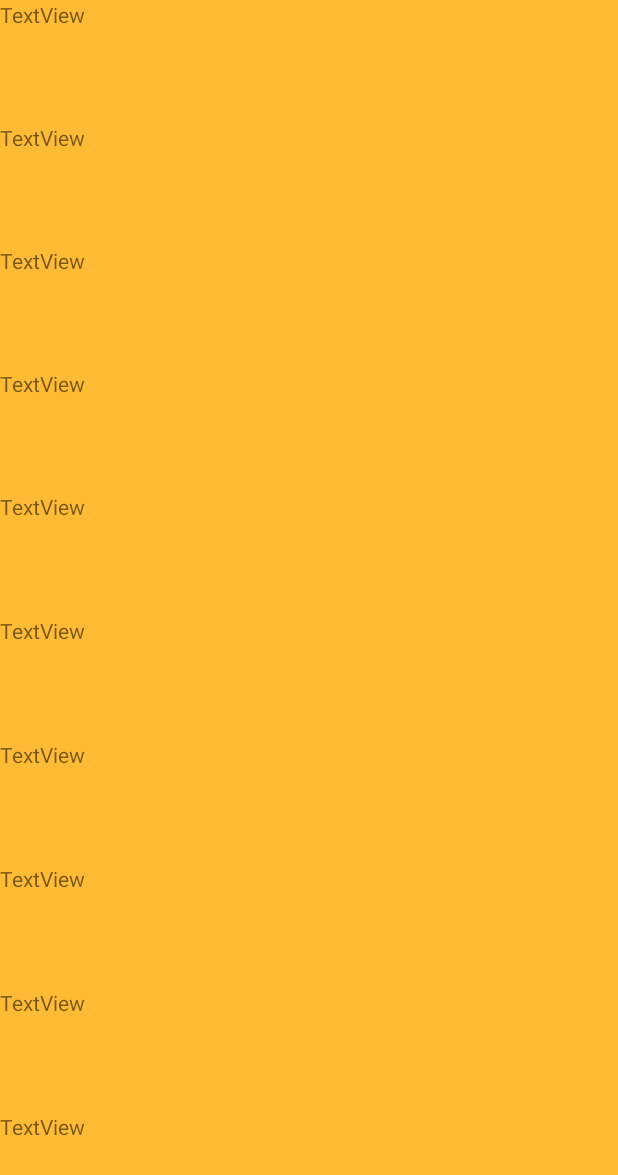
After one commit to xaviernara/Day16_WeatherAPI, an Android app: the layout fragment_weather.xml on its own in the app's theme, with its tools: preview values and no code run, on a phone screen of 412 x 824 dp. The commit adds this screen. Shown: the top 1175 px of the screen. Run offline under Robolectric (Android 15) with nearby library versions, the phone set to English and light mode, and no system bars.

Commit message:
finished adapter, added fragment to main xml
starting view model and binding and inflating recycler

```diff
--- a/app/build.gradle
+++ b/app/build.gradle
@@ -52,6 +52,7 @@ dependencies {
     implementation "androidx.fragment:fragment-ktx:1.2.5"
 
     implementation("com.squareup.moshi:moshi:1.11.0")
+    implementation 'androidx.legacy:legacy-support-v4:1.0.0'
     // to be able to use kapt we need to add "id 'kotlin-kapt'" to the plugins at top of gradle
     kapt("com.squareup.moshi:moshi-kotlin-codegen:1.11.0")
     implementation("com.squareup.okhttp3:logging-interceptor:4.9.0")
--- /dev/null
+++ b/app/src/main/res/layout/fragment_weather.xml
@@ -0,0 +1,26 @@
+<?xml version="1.0" encoding="utf-8"?>
+<RelativeLayout xmlns:android="http://schemas.android.com/apk/res/android"
+    xmlns:tools="http://schemas.android.com/tools"
+    android:layout_width="match_parent"
+    android:layout_height="match_parent"
+    android:orientation="vertical"
+    tools:context=".viewmodel.WeatherFragment">
+
+
+
+    <androidx.recyclerview.widget.RecyclerView
+        android:layout_width="match_parent"
+        android:layout_height="match_parent"
+        tools:listitem="@layout/weather_recycler"
+        android:id="@+id/weatherRecycler"
+        />
+
+    <!--<TextView
+        android:id="@+id/search_bar"
+        android:layout_width="match_parent"
+        android:layout_height="wrap_content"
+        android:layout_above="@+id/weatherRecycler"
+        android:text="TextView" />-->
+
+
+</RelativeLayout>
--- /dev/null
+++ b/app/src/main/res/layout/weather_recycler.xml
@@ -0,0 +1,78 @@
+<?xml version="1.0" encoding="utf-8"?>
+<LinearLayout xmlns:android="http://schemas.android.com/apk/res/android"
+    android:layout_width="match_parent"
+    android:layout_height="match_parent"
+    android:orientation="vertical"
+    android:background="@android:color/holo_orange_light"
+    >
+
+    <TextView
+        android:id="@+id/cityNameText"
+        android:layout_width="wrap_content"
+        android:layout_height="wrap_content"
+        android:layout_weight="1"
+        android:text="TextView" />
+
+    <TextView
+        android:id="@+id/long_lat_text"
+        android:layout_width="wrap_content"
+        android:layout_height="wrap_content"
+        android:layout_weight="1"
+        android:text="TextView" />
+
+    <TextView
+        android:id="@+id/weatherText"
+        android:layout_width="wrap_content"
+        android:layout_height="wrap_content"
+        android:layout_weight="1"
+        android:text="TextView" />
+
+    <TextView
+        android:id="@+id/weatherDescText"
+        android:layout_width="wrap_content"
+        android:layout_height="wrap_content"
+        android:layout_weight="1"
+        android:text="TextView" />
+
+    <TextView
+        android:id="@+id/tempText"
+        android:layout_width="wrap_content"
+        android:layout_height="wrap_content"
+        android:layout_weight="1"
+        android:text="TextView" />
+
+    <TextView
+        android:id="@+id/feelLikeText"
+        android:layout_width="wrap_content"
+        android:layout_height="wrap_content"
+        android:layout_weight="1"
+        android:text="TextView" />
+
+    <TextView
+        android:id="@+id/tempMaxText"
+        android:layout_width="wrap_content"
+        android:layout_height="wrap_content"
+        android:layout_weight="1"
+        android:text="TextView" />
+    <TextView
+        android:id="@+id/tempMinText"
+        android:layout_width="wrap_content"
+        android:layout_height="wrap_content"
+        android:layout_weight="1"
+        android:text="TextView" />
+
+    <TextView
+        android:id="@+id/humidityText"
+        android:layout_width="wrap_content"
+        android:layout_height="wrap_content"
+        android:layout_weight="1"
+        android:text="TextView" />
+
+    <TextView
+        android:id="@+id/windSpeedText"
+        android:layout_width="wrap_content"
+        android:layout_height="wrap_content"
+        android:layout_weight="1"
+        android:text="TextView" />
+
+</LinearLayout>
--- a/app/src/main/res/values/strings.xml
+++ b/app/src/main/res/values/strings.xml
@@ -1,3 +1,5 @@
 <resources>
     <string name="app_name">Day16</string>
+    <!-- TODO: Remove or change this placeholder text -->
+    <string name="hello_blank_fragment">Hello blank fragment</string>
 </resources>
```
Also changed, not shown: app/src/main/java/com/example/day16/adaptor/WeatherAdaptor.kt (added, +110 -0 lines), app/src/main/java/com/example/day16/model/Clouds.kt (added, +9 -0 lines), app/src/main/java/com/example/day16/model/Coord.kt (added, +13 -0 lines), app/src/main/java/com/example/day16/model/Main.kt (added, +25 -0 lines), app/src/main/java/com/example/day16/model/Sys.kt (added, +24 -0 lines), app/src/main/java/com/example/day16/model/Weather.kt (added, +19 -0 lines), app/src/main/java/com/example/day16/model/WeatherResponse.kt (added, +17 -0 lines), app/src/main/java/com/example/day16/model/Wind.kt (added, +14 -0 lines), app/src/main/java/com/example/day16/remote/RetrofitInstance.kt (+28 -0 lines), app/src/main/java/com/example/day16/repo/WeatherRepo.kt (added, +13 -0 lines), app/src/main/java/com/example/day16/repo/WeatherService.kt (added, +42 -0 lines), app/src/main/java/com/example/day16/viewmodel/WeatherFragment.kt (added, +60 -0 lines), app/src/main/res/layout/activity_main.xml (+13 -7 lines), app/src/main/res/navigation/nav_graph.xml (added, +13 -0 lines).
